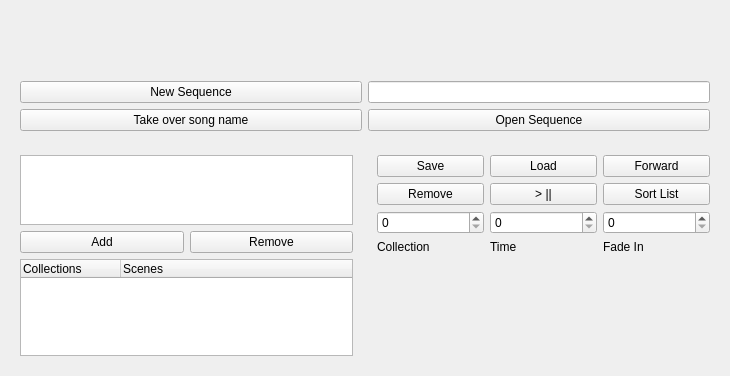
First picture: the form in SequenceUis/SequenceEditor.ui, repository FlamingMoe85/LightInSyncQt, before the edit.
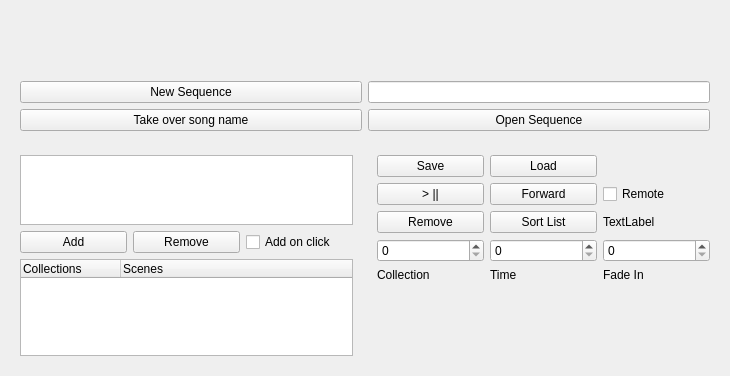
Second picture: the form after the edit.

Commit message: Fixes for Sequence - esp. ChangeSliderAtRate.h

What changed in the file:
```diff
--- a/SequenceUis/SequenceEditor.ui
+++ b/SequenceUis/SequenceEditor.ui
@@ -42,14 +42,41 @@
        <layout class="QGridLayout" name="gridLayout_6">
         <item row="0" column="0">
          <layout class="QGridLayout" name="gridLayout_5">
-          <item row="3" column="1">
-           <widget class="QLabel" name="label_2">
+          <item row="0" column="1">
+           <widget class="QPushButton" name="pushButton_Load">
             <property name="text">
-             <string>Time</string>
+             <string>Load</string>
             </property>
            </widget>
           </item>
-          <item row="4" column="0" colspan="3">
+          <item row="4" column="2">
+           <widget class="QLabel" name="label_3">
+            <property name="text">
+             <string>Fade In</string>
+            </property>
+           </widget>
+          </item>
+          <item row="3" column="2">
+           <widget class="QSpinBox" name="spinBox_Milliseconds">
+            <property name="sizePolicy">
+             <sizepolicy hsizetype="Expanding" vsizetype="Expanding">
+              <horstretch>1</horstretch>
+              <verstretch>1</verstretch>
+             </sizepolicy>
+            </property>
+            <property name="maximum">
+             <number>999</number>
+            </property>
+           </widget>
+          </item>
+          <item row="4" column="0">
+           <widget class="QLabel" name="label">
+            <property name="text">
+             <string>Collection</string>
+            </property>
+           </widget>
+          </item>
+          <item row="5" column="0" colspan="3">
            <widget class="QWidget" name="widget" native="true">
             <property name="sizePolicy">
              <sizepolicy hsizetype="Expanding" vsizetype="Expanding">
@@ -64,54 +91,14 @@
             </layout>
            </widget>
           </item>
-          <item row="1" column="2">
-           <widget class="QPushButton" name="pushButton_SortList">
+          <item row="4" column="1">
+           <widget class="QLabel" name="label_2">
             <property name="text">
-             <string>Sort List</string>
+             <string>Time</string>
             </property>
            </widget>
           </item>
-          <item row="1" column="1">
-           <widget class="QPushButton" name="pushButton_playStopSequence">
-            <property name="text">
-             <string>&gt; ||</string>
-            </property>
-           </widget>
-          </item>
-          <item row="3" column="2">
-           <widget class="QLabel" name="label_3">
-            <property name="text">
-             <string>Fade In</string>
-            </property>
-           </widget>
-          </item>
-          <item row="2" column="2">
-           <widget class="QSpinBox" name="spinBox_Milliseconds">
-            <property name="sizePolicy">
-             <sizepolicy hsizetype="Expanding" vsizetype="Expanding">
-              <horstretch>1</horstretch>
-              <verstretch>1</verstretch>
-             </sizepolicy>
-            </property>
-            <property name="maximum">
-             <number>999</number>
-            </property>
-           </widget>
-          </item>
-          <item row="1" column="0">
-           <widget class="QPushButton" name="pushButton">
-            <property name="sizePolicy">
-             <sizepolicy hsizetype="Expanding" vsizetype="Expanding">
-              <horstretch>1</horstretch>
-              <verstretch>1</verstretch>
-             </sizepolicy>
-            </property>
-            <property name="text">
-             <string>Remove</string>
-            </property>
-           </widget>
-          </item>
-          <item row="2" column="1">
+          <item row="3" column="1">
            <widget class="QSpinBox" name="spinBox_Second">
             <property name="sizePolicy">
              <sizepolicy hsizetype="Expanding" vsizetype="Expanding">
@@ -125,13 +112,6 @@
            </widget>
           </item>
           <item row="3" column="0">
-           <widget class="QLabel" name="label">
-            <property name="text">
-             <string>Collection</string>
-            </property>
-           </widget>
-          </item>
-          <item row="2" column="0">
            <widget class="QSpinBox" name="spinBox_Minute">
             <property name="sizePolicy">
              <sizepolicy hsizetype="Expanding" vsizetype="Expanding">
@@ -141,6 +121,19 @@
             </property>
            </widget>
           </item>
+          <item row="2" column="0">
+           <widget class="QPushButton" name="pushButton">
+            <property name="sizePolicy">
+             <sizepolicy hsizetype="Expanding" vsizetype="Expanding">
+              <horstretch>1</horstretch>
+              <verstretch>1</verstretch>
+             </sizepolicy>
+            </property>
+            <property name="text">
+             <string>Remove</string>
+            </property>
+           </widget>
+          </item>
           <item row="0" column="0">
            <widget class="QPushButton" name="pushButton_Save">
             <property name="text">
@@ -148,20 +141,41 @@
             </property>
            </widget>
           </item>
-          <item row="0" column="1">
-           <widget class="QPushButton" name="pushButton_Load">
+          <item row="1" column="0">
+           <widget class="QPushButton" name="pushButton_playStopSequence">
             <property name="text">
-             <string>Load</string>
+             <string>&gt; ||</string>
             </property>
            </widget>
           </item>
-          <item row="0" column="2">
+          <item row="1" column="1">
            <widget class="QPushButton" name="pushButton_Forward">
             <property name="text">
              <string>Forward</string>
             </property>
            </widget>
           </item>
+          <item row="2" column="1">
+           <widget class="QPushButton" name="pushButton_SortList">
+            <property name="text">
+             <string>Sort List</string>
+            </property>
+           </widget>
+          </item>
+          <item row="1" column="2">
+           <widget class="QCheckBox" name="checkBox_Remote">
+            <property name="text">
+             <string>Remote</string>
+            </property>
+           </widget>
+          </item>
+          <item row="2" column="2">
+           <widget class="QLabel" name="label_SeqPlayerTime">
+            <property name="text">
+             <string>TextLabel</string>
+            </property>
+           </widget>
+          </item>
          </layout>
         </item>
        </layout>
@@ -204,7 +218,14 @@
             </property>
            </widget>
           </item>
-          <item row="0" column="0" colspan="2">
+          <item row="1" column="2">
+           <widget class="QCheckBox" name="checkBox_addOnClick">
+            <property name="text">
+             <string>Add on click</string>
+            </property>
+           </widget>
+          </item>
+          <item row="0" column="0" colspan="3">
            <widget class="QPlainTextEdit" name="plainTextEdit_Collection">
             <property name="sizePolicy">
              <sizepolicy hsizetype="Expanding" vsizetype="Expanding">
@@ -214,7 +235,7 @@
             </property>
            </widget>
           </item>
-          <item row="2" column="0" colspan="2">
+          <item row="2" column="0" colspan="3">
            <widget class="QTreeWidget" name="treeWidget_Collections">
             <property name="sizePolicy">
              <sizepolicy hsizetype="Expanding" vsizetype="Expanding">
```
The commit also changes 13 other files.
